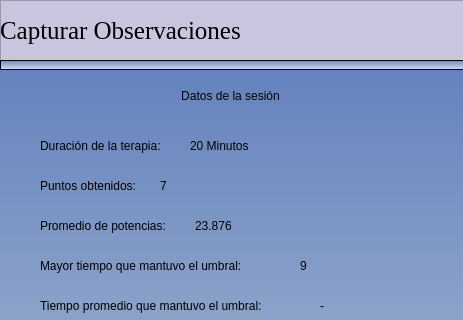
This is pythonProject/vistas/capturarObservaciones.ui in francisco2124/Cognidron-EEG-Version1.0 as Qt 5 draws it before an edit; both pictures show x 0 to 463 and y 0 to 320 of the 463 by 728 pixel window. The edited form follows.
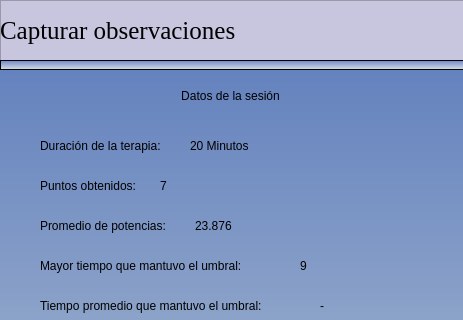
This is the edited form. Icons and pictures are not drawn.

```diff
--- a/pythonProject/vistas/capturarObservaciones.ui
+++ b/pythonProject/vistas/capturarObservaciones.ui
@@ -76,7 +76,7 @@
 font: 75 19pt &quot;Times New Roman&quot;;</string>
    </property>
    <property name="text">
-    <string>Capturar Observaciones</string>
+    <string>Capturar observaciones</string>
    </property>
   </widget>
   <widget class="QFrame" name="frame_4">
```
